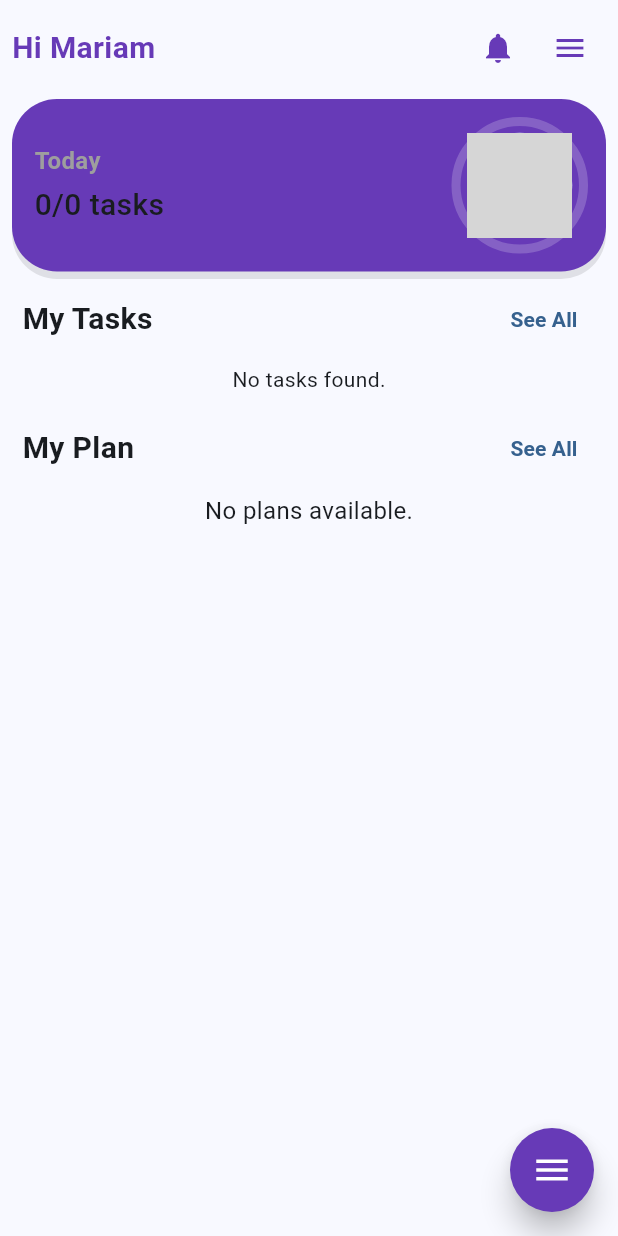
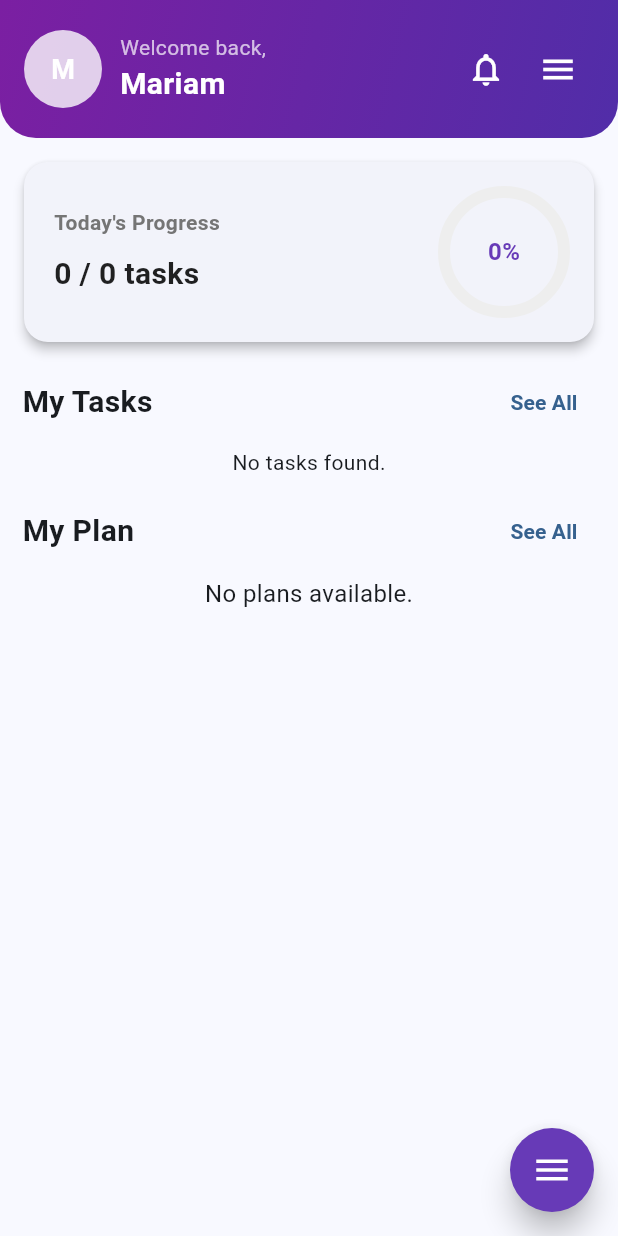
Before and after one commit to MariamAshraf200/GoalMapper, a Flutter app: the screen it shows after launch, on a phone screen of 412 x 824 dp. Run offline on Flutter 3.47's test engine with Material 3 defaults, Android fonts, the phone set to English and light mode, and no system bars; drawn by our look-alikes of flutter_speed_dial; our stand-ins replace equatable, flutter_bloc, flutter_svg, get_it, hive, hive_flutter and 1 more; accounts and stored records are empty; grey boxes are pictures that could not be loaded.

Commit message:
Add HomeHeader and TaskStatsCard widgets to enhance HomeScreen UI

```diff
--- a/lib/core/util/time_format_util.dart
+++ b/lib/core/util/time_format_util.dart
@@ -26,4 +26,26 @@ class TimeFormatUtil {
     }
     throw FormatException('Invalid time format: $timeStr');
   }
+
+  /// Flexibly formats a time string in either 'hh:mm a' or 'HH:mm' format to a readable string.
+  static String? formatFlexibleTime(String raw, [BuildContext? context]) {
+    raw = raw.trim();
+    if (raw.isEmpty) return null;
+    // Try 'hh:mm a' format first
+    try {
+      final tod = parseTime(raw);
+      return formatTime(tod, context);
+    } catch (_) {}
+    // Fallback: HH:mm 24h
+    final match = RegExp(r'^(\d{1,2}):(\d{2})$').firstMatch(raw);
+    if (match != null) {
+      final hour = int.tryParse(match.group(1)!) ?? 0;
+      final minute = int.tryParse(match.group(2)!) ?? 0;
+      if (hour >= 0 && hour <= 23 && minute >= 0 && minute <= 59) {
+        final tod = TimeOfDay(hour: hour, minute: minute);
+        return formatTime(tod, context);
+      }
+    }
+    return null;
+  }
 }
--- a/lib/feature/Home/presentation/screen/homeScreen.dart
+++ b/lib/feature/Home/presentation/screen/homeScreen.dart
@@ -1,13 +1,13 @@
 import 'package:flutter/material.dart';
 import 'package:flutter_bloc/flutter_bloc.dart';
-import 'package:intl/intl.dart';
-import '../../../../core/customColor.dart';
 import '../../../../core/util/widgets/custom_FAB.dart';
+import '../../../../core/util/date_format_util.dart';
 import '../bloc/main_bloc.dart';
 import '../bloc/main_event.dart';
 import '../bloc/main_state.dart';
+import '../wedgit/home_header.dart';
+import '../wedgit/task_status_card.dart';
 import 'home_screen_form.dart';
-import 'package:mapperapp/app_bootstrapper.dart';
 
 class HomeScreen extends StatefulWidget {
   const HomeScreen({super.key});
@@ -17,33 +17,14 @@ class HomeScreen extends StatefulWidget {
 }
 
 class _HomeScreenState extends State<HomeScreen> with RouteAware {
-  CustomColor color = CustomColor();
-
   @override
   void initState() {
     super.initState();
-    // Initial data load
     context.read<MainTaskBloc>().add(GetMainTasksEvent());
   }
 
   @override
-  void didChangeDependencies() {
-    super.didChangeDependencies();
-    // Subscribe this screen to the route observer.
-    routeObserver.subscribe(this, ModalRoute.of(context)! as PageRoute);
-  }
-
-  @override
-  void dispose() {
-    // Unsubscribe from the route observer
-    routeObserver.unsubscribe(this);
-    super.dispose();
-  }
-
-  @override
   void didPopNext() {
-    // Called when the current route is re-shown (i.e. when returning from another screen)
-    // Refresh the tasks by dispatching the event.
     context.read<MainTaskBloc>().add(GetMainTasksEvent());
   }
 
@@ -56,138 +37,52 @@ class _HomeScreenState extends State<HomeScreen> with RouteAware {
             return const Center(child: CircularProgressIndicator());
           } else if (state is MainTaskLoaded) {
             final tasks = state.tasks;
-            final doneTasksCount =
-                tasks.where((task) => task.status.trim().toLowerCase() == "done").length;
-            final totalTasksCount = tasks.length;
 
-            final today = DateFormat('dd/MM/yyyy').format(DateTime.now());
-            final tasksForToday = tasks.where((task) {
-              return task.date == today && task.status.trim().toLowerCase() == "to do";
-            }).toList();
+            final today = DateFormatUtil.getCurrentDateFormatted();
+            final tasksForToday = tasks.where((task) => task.date == today).toList();
 
-            double taskCompletionPercentage =
-            totalTasksCount > 0 ? doneTasksCount / totalTasksCount : 0;
+            final doneTasksCount = tasksForToday
+                .where((task) => task.status.trim().toLowerCase() == "done")
+                .length;
+
+            final totalTasksCount = tasksForToday.length;
+
+            final taskCompletionPercentage =
+            totalTasksCount > 0 ? doneTasksCount / totalTasksCount : 0.0;
 
             return SingleChildScrollView(
               child: Column(
                 children: [
-                  _buildHeader(doneTasksCount, totalTasksCount, taskCompletionPercentage),
+                  // 🔹 New Header
+                  HomeHeader(username: "Mariam"),
+
+                  // 🔹 Stats card
+                  TaskStatsCard(
+                    doneTasks: doneTasksCount,
+                    totalTasks: totalTasksCount,
+                    completionPercentage: taskCompletionPercentage,
+                  ),
+
+                  // 🔹 Today’s tasks
                   Padding(
                     padding: const EdgeInsets.symmetric(horizontal: 15.0),
-                    child: HomeScreenForm(tasks: tasksForToday),
+                    child: HomeScreenForm(
+                      tasks: tasksForToday
+                          .where((task) =>
+                      task.status.trim().toLowerCase() == "to do")
+                          .toList(),
+                    ),
                   ),
                 ],
               ),
             );
           } else if (state is MainTaskError) {
             return Center(child: Text(state.message));
-          } else {
-            return const Center(child: Text("No tasks found."));
           }
+          return const Center(child: Text("No tasks found ."));
         },
       ),
       floatingActionButton: CustomFAB(context: context),
     );
   }
-
-  Widget _buildHeader(int doneTasksCount, int totalTasksCount, double taskCompletionPercentage) {
-    return Padding(
-      padding: const EdgeInsets.all(8.0),
-      child: Column(
-        children: [
-          SafeArea(
-            child: Row(
-              children: [
-                const Expanded(
-                  child: Text(
-                    'Hi Mariam',
-                    style: TextStyle(
-                      fontSize: 20,
-                      fontWeight: FontWeight.bold,
-                      color: Colors.deepPurple,
-                    ),
-                  ),
-                ),
-                IconButton(
-                  onPressed: () {},
-                  icon: const Icon(Icons.notifications, color: Colors.deepPurple),
-                ),
-                IconButton(
-                  onPressed: () {},
-                  icon: const Icon(Icons.menu, color: Colors.deepPurple),
-                ),
-              ],
-            ),
-          ),
-          const SizedBox(height: 10),
-          Container(
-            decoration: BoxDecoration(
-              color: Colors.deepPurple,
-              borderRadius: const BorderRadius.all(Radius.circular(30)),
-              boxShadow: [
-                BoxShadow(
-                  color: Color.fromRGBO(0, 0, 0, 0.1),
-                  offset: const Offset(0, 5),
-                ),
-              ],
-            ),
-            child: Padding(
-              padding: const EdgeInsets.all(15.0),
-              child: Row(
-                mainAxisAlignment: MainAxisAlignment.spaceBetween,
-                children: [
-                  Column(
-                    crossAxisAlignment: CrossAxisAlignment.start,
-                    children: [
-                      const Text(
-                        'Today',
-                        style: TextStyle(
-                          fontSize: 16,
-                          fontWeight: FontWeight.bold,
-                          color: Colors.grey,
-                        ),
-                      ),
-                      const SizedBox(height: 4),
-                      Text(
-                        '$doneTasksCount/$totalTasksCount tasks',
-                        style: const TextStyle(
-                          fontSize: 20,
-                          fontWeight: FontWeight.w500,
-                        ),
-                      ),
-                    ],
-                  ),
-                  Stack(
-                    alignment: Alignment.center,
-                    children: [
-                      SizedBox(
-                        width: 85,
-                        height: 85,
-                        child: TweenAnimationBuilder<double>(
-                          duration: const Duration(milliseconds: 800),
-                          tween: Tween<double>(begin: 0, end: taskCompletionPercentage),
-                          builder: (context, value, child) {
-                            return CircularProgressIndicator(
-                              value: value,
-                              strokeWidth: 6,
-                              valueColor: const AlwaysStoppedAnimation(Colors.white),
-                              backgroundColor: Color.fromRGBO(255, 255, 255, 0.2),
-                            );
-                          },
-                        ),
-                      ),
-                      const CircleAvatar(
-                        radius: 35,
-                        backgroundImage: AssetImage('assets/images/1.jpg'),
-                      ),
-                    ],
-                  ),
-                ],
-              ),
-            ),
-          ),
-        ],
-      ),
-    );
-  }
 }
--- /dev/null
+++ b/lib/feature/Home/presentation/wedgit/home_header.dart
@@ -0,0 +1,81 @@
+import 'package:flutter/material.dart';
+
+class HomeHeader extends StatelessWidget {
+  final String username;
+  const HomeHeader({super.key, required this.username});
+
+  @override
+  Widget build(BuildContext context) {
+    return Container(
+      width: double.infinity,
+      padding: const EdgeInsets.symmetric(horizontal: 16, vertical: 20),
+      decoration: const BoxDecoration(
+        gradient: LinearGradient(
+          colors: [Color(0xFF7B1FA2), Color(0xFF512DA8)], // Purple shades
+          begin: Alignment.topLeft,
+          end: Alignment.bottomRight,
+        ),
+        borderRadius: BorderRadius.only(
+          bottomLeft: Radius.circular(24),
+          bottomRight: Radius.circular(24),
+        ),
+      ),
+      child: SafeArea(
+        child: Row(
+          children: [
+            // 👤 Avatar Placeholder with initial
+            CircleAvatar(
+              radius: 26,
+              backgroundColor: Colors.white.withAlpha(200),
+              child: Text(
+                username.isNotEmpty ? username[0].toUpperCase() : "?",
+                style: const TextStyle(
+                  fontSize: 18,
+                  fontWeight: FontWeight.bold,
+                  color: Colors.white,
+                ),
+              ),
+            ),
+            const SizedBox(width: 12),
+
+            // 👋 Welcome + username
+            Expanded(
+              child: Column(
+                crossAxisAlignment: CrossAxisAlignment.start,
+                children: [
+                  const Text(
+                    "Welcome back,",
+                    style: TextStyle(
+                      fontSize: 14,
+                      color: Colors.white70,
+                    ),
+                  ),
+                  Text(
+                    username,
+                    style: const TextStyle(
+                      fontSize: 20,
+                      fontWeight: FontWeight.bold,
+                      color: Colors.white,
+                    ),
+                  ),
+                ],
+              ),
+            ),
+
+            // 🔔 Notifications
+            IconButton(
+              onPressed: () {},
+              icon: const Icon(Icons.notifications_outlined,
+                  color: Colors.white, size: 26),
+            ),
+            // ☰ Menu
+            IconButton(
+              onPressed: () {},
+              icon: const Icon(Icons.menu, color: Colors.white, size: 26),
+            ),
+          ],
+        ),
+      ),
+    );
+  }
+}
--- a/lib/feature/Home/presentation/wedgit/plan_card.dart
+++ b/lib/feature/Home/presentation/wedgit/plan_card.dart
@@ -5,9 +5,9 @@ import 'package:mapperapp/core/util/time_format_util.dart';
 
 class PlanCardCombined extends StatelessWidget {
   final String title;
-  final List<TaskPlan> tasks; // ✅ بدل days/total هنعتمد على tasks
-  final String? endDateRaw; // raw date string from model (e.g., 'dd/MM/yyyy' or ISO)
-  final String? updatedTimeRaw; // raw time string (e.g., '3:30 PM' or '15:30')
+  final List<TaskPlan> tasks;
+  final String? endDateRaw;
+  final String? updatedTimeRaw;
 
   const PlanCardCombined({
     super.key,
@@ -17,7 +17,6 @@ class PlanCardCombined extends StatelessWidget {
     this.updatedTimeRaw,
   });
 
-  // 🔹 نفس لوجيك PlanDetailsProgress
   double _calculateProgress(List<TaskPlan> tasks) {
     if (tasks.isEmpty) return 0.0;
     final completed = tasks.where((t) => t.status == TaskPlanStatus.done).length;
@@ -39,22 +38,7 @@ class PlanCardCombined extends StatelessWidget {
     if (updatedTimeRaw == null) return null;
     final raw = updatedTimeRaw!.trim();
     if (raw.isEmpty) return null;
-    // Try AM/PM parser
-    try {
-      final tod = TimeFormatUtil.parseTime(raw);
-      return TimeFormatUtil.formatTime(tod, context);
-    } catch (_) {}
-    // Fallback: HH:mm 24h
-    final match = RegExp(r'^(\d{1,2}):(\d{2})$').firstMatch(raw);
-    if (match != null) {
-      final hour = int.tryParse(match.group(1)!) ?? 0;
-      final minute = int.tryParse(match.group(2)!) ?? 0;
-      if (hour >= 0 && hour <= 23 && minute >= 0 && minute <= 59) {
-        final tod = TimeOfDay(hour: hour, minute: minute);
-        return TimeFormatUtil.formatTime(tod, context);
-      }
-    }
-    return raw;
+    return TimeFormatUtil.formatFlexibleTime(raw, context);
   }
 
   @override
@@ -88,7 +72,6 @@ class PlanCardCombined extends StatelessWidget {
                     strokeWidth: 6,
                   ),
                 ),
-                // عدد التاسكات المكتملة/الكل
                 Text(
                   "${tasks.where((t) => t.status == TaskPlanStatus.done).length}/${tasks.length}",
                   style: const TextStyle(
--- a/lib/feature/Home/presentation/wedgit/plan_list.dart
+++ b/lib/feature/Home/presentation/wedgit/plan_list.dart
@@ -3,7 +3,7 @@ import 'package:flutter_bloc/flutter_bloc.dart';
 import '../../../PlanHome/presentation/bloc/bloc.dart';
 import '../../../PlanHome/presentation/bloc/state.dart';
 import '../../../PlanHome/domain/entities/taskPlan.dart';
-import 'plan_card.dart'; // 👈 عشان TaskPlan
+import 'plan_card.dart';
 
 class PlanList extends StatelessWidget {
   const PlanList({super.key});
--- /dev/null
+++ b/lib/feature/Home/presentation/wedgit/task_status_card.dart
@@ -0,0 +1,85 @@
+import 'package:flutter/material.dart';
+
+class TaskStatsCard extends StatelessWidget {
+  final int doneTasks;
+  final int totalTasks;
+  final double completionPercentage;
+
+  const TaskStatsCard({
+    super.key,
+    required this.doneTasks,
+    required this.totalTasks,
+    required this.completionPercentage,
+  });
+
+  @override
+  Widget build(BuildContext context) {
+    return Card(
+      elevation: 3,
+      shape: RoundedRectangleBorder(
+        borderRadius: BorderRadius.circular(16),
+      ),
+      margin: const EdgeInsets.all(16),
+      child: Padding(
+        padding: const EdgeInsets.all(20),
+        child: Row(
+          mainAxisAlignment: MainAxisAlignment.spaceBetween,
+          children: [
+            // 🔹 Left side
+            Column(
+              crossAxisAlignment: CrossAxisAlignment.start,
+              children: [
+                Text(
+                  "Today's Progress",
+                  style: TextStyle(
+                    fontSize: 14,
+                    fontWeight: FontWeight.w600,
+                    color: Colors.grey.shade600,
+                  ),
+                ),
+                const SizedBox(height: 10),
+                Text(
+                  "$doneTasks / $totalTasks tasks",
+                  style: const TextStyle(
+                    fontSize: 20,
+                    fontWeight: FontWeight.bold,
+                    color: Colors.black87,
+                  ),
+                ),
+              ],
+            ),
+
+            // 🔹 Right side
+            Stack(
+              alignment: Alignment.center,
+              children: [
+                SizedBox(
+                  width: 80,
+                  height: 80,
+                  child: CircularProgressIndicator(
+                    value: completionPercentage,
+                    strokeWidth: 8,
+                    backgroundColor: Colors.grey.shade200,
+                    valueColor: AlwaysStoppedAnimation(
+                      completionPercentage < 0.5
+                          ? Colors.deepPurple
+                          : Colors.purpleAccent,
+                    ),
+                  ),
+                ),
+                Text(
+                  "${(completionPercentage * 100).toInt()}%",
+                  style: const TextStyle(
+                    fontSize: 16,
+                    fontWeight: FontWeight.bold,
+                    color: Colors.deepPurple,
+                  ),
+                ),
+              ],
+            ),
+          ],
+        ),
+      ),
+    );
+  }
+}
```
